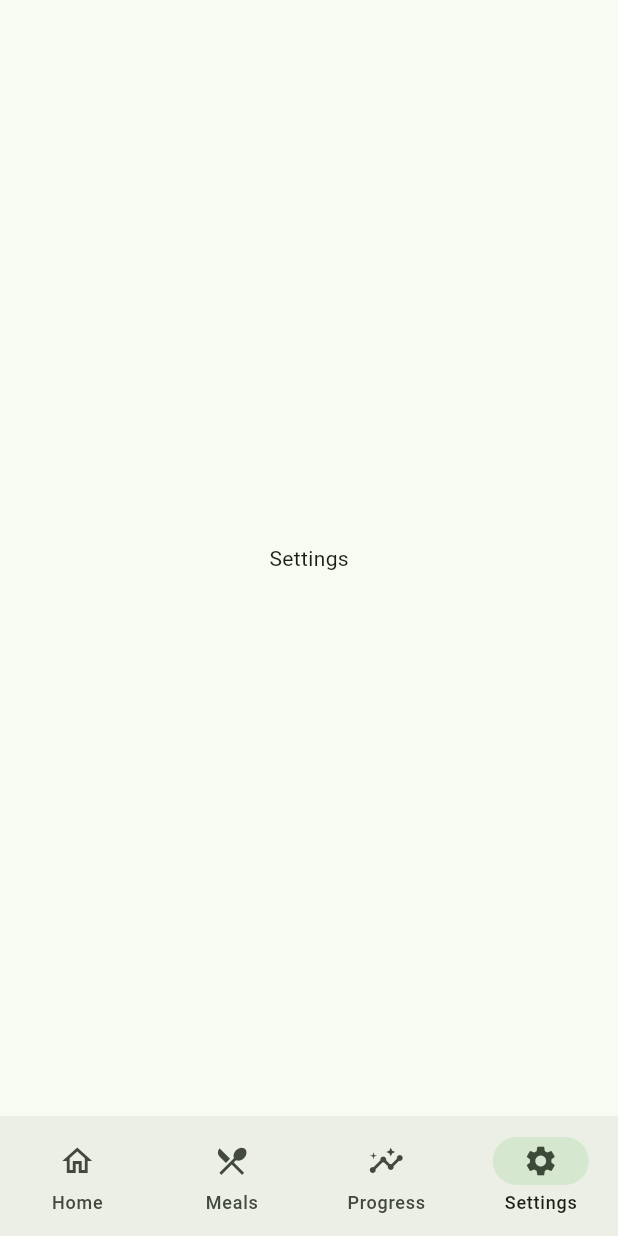
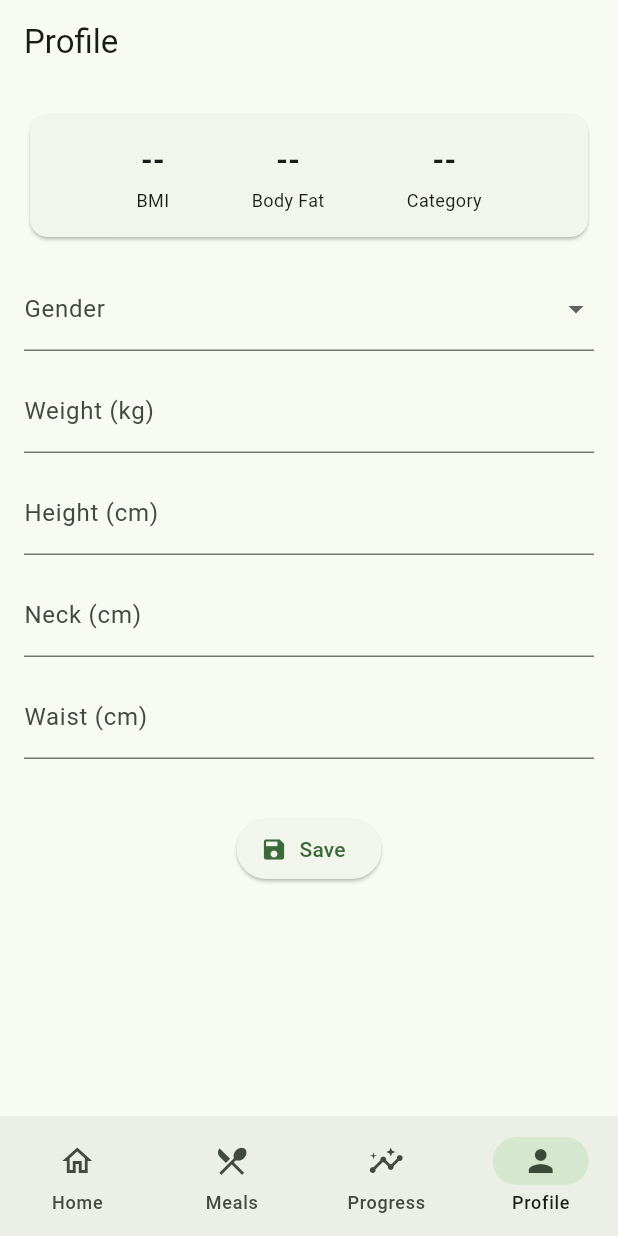
Before and after one commit to TomMcIver/Fitness-App, a Flutter app: the screen it shows after launch, item 4 of the bottom bar chosen, on a phone screen of 412 x 824 dp. Run offline on Flutter 3.47's test engine with Material 3 defaults, Android fonts, the phone set to English and light mode, and no system bars; our stand-ins replace flutter_riverpod.

Commit message:
profile form now calculates body-fat & hides hip field unless female

```diff
--- /dev/null
+++ b/lib/core/providers.dart
@@ -0,0 +1,74 @@
+import 'package:flutter_riverpod/flutter_riverpod.dart';
+import '../models/models.dart';
+import '../models/user_profile.dart';
+
+/// ------------------ USER PROFILE STATE ------------------------------------
+class UserProfileNotifier extends StateNotifier<UserProfile?> {
+  UserProfileNotifier() : super(null);
+
+  void setBasicInfo({
+    required Gender gender,
+    required double weightKg,
+    required double heightCm,
+  }) {
+    state = (state ??
+            UserProfile(
+              gender: gender,
+              weightKg: weightKg,
+              heightCm: heightCm,
+            ))
+        .copyWith(gender: gender, weightKg: weightKg, heightCm: heightCm);
+  }
+
+  void updateCircumference(String name, double valueCm) {
+    final cur = state;
+    if (cur == null) return;
+    final newCirc = Map<String, double>.from(cur.circumferences)..[name] = valueCm;
+    state = cur.copyWith(circumferences: newCirc);
+  }
+}
+
+final userProfileProvider =
+    StateNotifierProvider<UserProfileNotifier, UserProfile?>(
+        (ref) => UserProfileNotifier());
+
+final bmiProvider              = Provider<double?>((ref) => ref.watch(userProfileProvider)?.bmi);
+final bodyFatProvider          = Provider<double?>((ref) => ref.watch(userProfileProvider)?.bodyFatPercent);
+final bodyFatCategoryProvider  = Provider<String?>((ref) => ref.watch(userProfileProvider)?.bodyFatCategory);
+
+/// ------------------ NUTRITION STATE ---------------------------------------
+final nutritionGoalProvider = StateProvider<NutritionGoal?>((ref) => null);
+
+class DailyLogNotifier extends StateNotifier<DailyLog> {
+  DailyLogNotifier() : super(DailyLog(date: _today()));
+
+  void _roll() {
+    if (!_sameDay(state.date, DateTime.now())) {
+      state = DailyLog(date: _today());
+    }
+  }
+
+  void addMeal(Meal m) {
+    _roll();
+    state = state.copyWith(meals: [...state.meals, m]);
+  }
+}
+
+final dailyLogProvider =
+    StateNotifierProvider<DailyLogNotifier, DailyLog>((ref) => DailyLogNotifier());
+
+final macroProgressProvider = Provider<MacroProgress?>((ref) {
+  final log  = ref.watch(dailyLogProvider);
+  final goal = ref.watch(nutritionGoalProvider);
+  if (goal == null) return null;
+  double r(num v, num g) => g == 0 ? 0 : (v / g).clamp(0, 1);
+  return MacroProgress(
+    calories: r(log.calories, goal.calories),
+    protein:  r(log.protein,  goal.protein),
+    carbs:    r(log.carbs,    goal.carbs),
+    fat:      r(log.fat,      goal.fat),
+  );
+});
+
+DateTime _today() { final n = DateTime.now(); return DateTime(n.year, n.month, n.day); }
+bool _sameDay(DateTime a, DateTime b) => a.year == b.year && a.month == b.month && a.day == b.day;
--- /dev/null
+++ b/lib/features/profile/profile_page.dart
@@ -0,0 +1,223 @@
+import 'package:flutter/material.dart';
+import 'package:flutter_riverpod/flutter_riverpod.dart';
+
+import '../../models/models.dart';
+import '../../models/user_profile.dart';
+import '../../core/providers.dart';
+
+class ProfilePage extends ConsumerStatefulWidget {
+  const ProfilePage({super.key});
+  @override
+  ConsumerState<ProfilePage> createState() => _ProfilePageState();
+}
+
+class _ProfilePageState extends ConsumerState<ProfilePage> {
+  // form controllers
+  final _formKey   = GlobalKey<FormState>();
+  Gender? _gender;
+  final _weightCtl = TextEditingController();
+  final _heightCtl = TextEditingController();
+  final _neckCtl   = TextEditingController();
+  final _waistCtl  = TextEditingController();
+  final _hipCtl    = TextEditingController();
+
+  late final ProviderSubscription<UserProfile?> _sub;
+
+  @override
+  void initState() {
+    super.initState();
+    _hydrate(ref.read(userProfileProvider));
+
+    _sub = ref.listenManual<UserProfile?>(userProfileProvider, (_, next) {
+      _hydrate(next);
+    });
+  }
+
+  @override
+  void dispose() {
+    _sub.close();
+    _weightCtl.dispose();
+    _heightCtl.dispose();
+    _neckCtl.dispose();
+    _waistCtl.dispose();
+    _hipCtl.dispose();
+    super.dispose();
+  }
+
+  // ---- helpers -------------------------------------------------------------
+  void _hydrate(UserProfile? p) {
+    if (p == null) return;
+    setState(() {
+      _gender        ??= p.gender;
+      _weightCtl.text = p.weightKg.toString();
+      _heightCtl.text = p.heightCm.toStringAsFixed(0);
+      _neckCtl.text   = p.circumferences['neck'] ?.toString() ?? '';
+      _waistCtl.text  = p.circumferences['waist']?.toString() ?? '';
+      _hipCtl.text    = p.circumferences['hip']  ?.toString() ?? '';
+    });
+  }
+
+  Widget _numField(TextEditingController ctl,
+      {required String label,
+      double? min,
+      double? max,
+      bool required = true}) {
+    return TextFormField(
+      controller: ctl,
+      keyboardType: const TextInputType.numberWithOptions(decimal: true),
+      decoration: InputDecoration(labelText: label),
+      validator: (value) {
+        if (!required && (value == null || value.isEmpty)) return null;
+        final v = double.tryParse(value ?? '');
+        if (v == null) return 'Enter a number';
+        if (min != null && v < min) return 'Min $min';
+        if (max != null && v > max) return 'Max $max';
+        return null;
+      },
+    );
+  }
+
+  // ---- save ----------------------------------------------------------------
+  void _onSave() async {
+    if (!_formKey.currentState!.validate()) return;
+
+    final g = _gender!;
+    final weight = double.parse(_weightCtl.text);
+    final height = double.parse(_heightCtl.text);
+    final neck = double.parse(_neckCtl.text);
+    final waist = double.parse(_waistCtl.text);
+
+    final notifier = ref.read(userProfileProvider.notifier);
+
+    // Set basic info
+    notifier.setBasicInfo(gender: g, weightKg: weight, heightCm: height);
+
+    // Update circumferences
+    notifier.updateCircumference('neck', neck);
+    notifier.updateCircumference('waist', waist);
+
+    if (g == Gender.female) {
+      final hip = double.parse(_hipCtl.text);
+      notifier.updateCircumference('hip', hip);
+    } else {
+      // clear hip if previously set
+      notifier.updateCircumference('hip', 0);
+    }
+
+    // Force a state update to trigger dependent providers
+    await Future.delayed(const Duration(milliseconds: 100));
+
+    // Refresh the providers to ensure calculations are updated
+    ref.invalidate(bmiProvider);
+    ref.invalidate(bodyFatProvider);
+    ref.invalidate(bodyFatCategoryProvider);
+
+    // create rough calorie goal if missing
+    if (ref.read(nutritionGoalProvider) == null) {
+      final kcal = (weight * 30).round();
+      ref.read(nutritionGoalProvider.notifier).state = NutritionGoal(
+        calories: kcal,
+        protein : weight * 1.6,
+        carbs   : weight * 4,
+        fat     : weight * 0.9,
+      );
+    }
+
+    ScaffoldMessenger.of(context)
+        .showSnackBar(const SnackBar(content: Text('Profile saved ✔')));
+  }
+
+  // ---- build ---------------------------------------------------------------
+  @override
+  Widget build(BuildContext context) {
+    final bmi   = ref.watch(bmiProvider)?.toStringAsFixed(1);
+    final bf    = ref.watch(bodyFatProvider)?.toStringAsFixed(1);
+    final bfCat = ref.watch(bodyFatCategoryProvider);
+
+    final isFemale = _gender == Gender.female;
+
+    return Scaffold(
+      appBar: AppBar(title: const Text('Profile')),
+      body: SingleChildScrollView(
+        padding: const EdgeInsets.all(16),
+        child: Column(
+          crossAxisAlignment: CrossAxisAlignment.start,
+          children: [
+            _MetricsCard(bmi: bmi, bodyFat: bf, bodyFatCategory: bfCat),
+            const SizedBox(height: 16),
+            Form(
+              key: _formKey,
+              child: Column(
+                children: [
+                  DropdownButtonFormField<Gender>(
+                    value: _gender,
+                    decoration: const InputDecoration(labelText: 'Gender'),
+                    items: const [
+                      DropdownMenuItem(value: Gender.male,   child: Text('Male')),
+                      DropdownMenuItem(value: Gender.female, child: Text('Female')),
+                    ],
+                    onChanged: (g) => setState(() {
+                      _gender = g;
+                      if (g != Gender.female) _hipCtl.clear();
+                    }),
+                    validator: (v) => v == null ? 'Required' : null,
+                  ),
+                  const SizedBox(height: 12),
+                  _numField(_weightCtl, label: 'Weight (kg)', min: 20,  max: 300),
+                  const SizedBox(height: 12),
+                  _numField(_heightCtl, label: 'Height (cm)', min: 100, max: 250),
+                  const SizedBox(height: 12),
+                  _numField(_neckCtl,  label: 'Neck (cm)', min: 10, max: 100),
+                  const SizedBox(height: 12),
+                  _numField(_waistCtl, label: 'Waist (cm)', min: 40, max: 200),
+                  const SizedBox(height: 12),
+                  if (isFemale)
+                    _numField(_hipCtl, label: 'Hip (cm)', min: 50, max: 200),
+                  const SizedBox(height: 24),
+                  ElevatedButton.icon(
+                    onPressed: _onSave,
+                    icon: const Icon(Icons.save),
+                    label: const Text('Save'),
+                  ),
+                ],
+              ),
+            ),
+          ],
+        ),
+      ),
+    );
+  }
+}
+
+// ---- metric card -----------------------------------------------------------
+class _MetricsCard extends StatelessWidget {
+  final String? bmi, bodyFat, bodyFatCategory;
+  const _MetricsCard({this.bmi, this.bodyFat, this.bodyFatCategory});
+
+  @override
+  Widget build(BuildContext context) {
+    return Card(
+      child: Padding(
+        padding: const EdgeInsets.all(16),
+        child: Row(
+          mainAxisAlignment: MainAxisAlignment.spaceEvenly,
+          children: [
+            _metric('BMI',      bmi),
+            _metric('Body Fat', bodyFat != null ? '$bodyFat%' : null),
+            _metric('Category', bodyFatCategory),
+          ],
+        ),
+      ),
+    );
+  }
+
+  Widget _metric(String label, String? value) => Column(
+        mainAxisSize: MainAxisSize.min,
+        children: [
+          Text(value ?? '--',
+              style: const TextStyle(fontSize: 20, fontWeight: FontWeight.bold)),
+          const SizedBox(height: 4),
+          Text(label, style: const TextStyle(fontSize: 12)),
+        ],
+      );
+}
--- a/lib/main.dart
+++ b/lib/main.dart
@@ -1,7 +1,10 @@
+// lib/main.dart
 import 'package:flutter/material.dart';
 import 'package:flutter_riverpod/flutter_riverpod.dart';
 
-void main() => runApp(const NutriPulseApp());
+import 'features/profile/profile_page.dart';
+
+void main() => runApp(const ProviderScope(child: NutriPulseApp()));
 
 class NutriPulseApp extends StatelessWidget {
   const NutriPulseApp({super.key});
@@ -21,10 +24,6 @@
   }
 }
 
-/// ---------------------------------------------------------------------------
-/// Bottom‑nav shell with four stub pages.
-/// Replace the placeholder widgets as you build out features.
-/// ---------------------------------------------------------------------------
 class _HomeShell extends StatefulWidget {
   const _HomeShell({super.key});
 
@@ -39,7 +38,7 @@
     DashboardPage(),
     MealsPage(),
     ProgressPage(),
-    SettingsPage(),
+    ProfilePage(), // ← profile tab
   ];
 
   @override
@@ -53,19 +52,23 @@
           NavigationDestination(
             icon: Icon(Icons.home_outlined),
             selectedIcon: Icon(Icons.home),
-              label: 'Home'),
+            label: 'Home',
+          ),
           NavigationDestination(
             icon: Icon(Icons.restaurant_menu_outlined),
             selectedIcon: Icon(Icons.restaurant_menu),
-              label: 'Meals'),
+            label: 'Meals',
+          ),
           NavigationDestination(
             icon: Icon(Icons.insights_outlined),
             selectedIcon: Icon(Icons.insights),
-              label: 'Progress'),
+            label: 'Progress',
+          ),
           NavigationDestination(
-              icon: Icon(Icons.settings_outlined),
-              selectedIcon: Icon(Icons.settings),
-              label: 'Settings'),
+            icon: Icon(Icons.person_outline),
+            selectedIcon: Icon(Icons.person),
+            label: 'Profile',
+          ),
         ],
       ),
     );
@@ -75,36 +78,21 @@
 // ------------------------------ Stub pages -------------------------------
 class DashboardPage extends StatelessWidget {
   const DashboardPage({super.key});
-
   @override
-  Widget build(BuildContext context) {
-    return const Center(child: Text('Dashboard'));
-  }
+  Widget build(BuildContext context) =>
+      const Center(child: Text('Dashboard'));
 }
 
 class MealsPage extends StatelessWidget {
   const MealsPage({super.key});
-
   @override
-  Widget build(BuildContext context) {
-    return const Center(child: Text('Meals'));
-  }
+  Widget build(BuildContext context) =>
+      const Center(child: Text('Meals'));
 }
 
 class ProgressPage extends StatelessWidget {
   const ProgressPage({super.key});
-
   @override
-  Widget build(BuildContext context) {
-    return const Center(child: Text('Progress'));
+  Widget build(BuildContext context) =>
+      const Center(child: Text('Progress'));
 }
-}
-
-class SettingsPage extends StatelessWidget {
-  const SettingsPage({super.key});
-
-  @override
-  Widget build(BuildContext context) {
-    return const Center(child: Text('Settings'));
-  }
-}
--- /dev/null
+++ b/lib/models/user_profile.dart
@@ -0,0 +1,71 @@
+import 'dart:math' as math;
+
+enum Gender { male, female, other }
+
+class UserProfile {
+  final Gender gender;
+  final double weightKg;
+  final double heightCm;
+  final Map<String, double> circumferences;
+  final DateTime updatedAt;
+
+   UserProfile({
+    required this.gender,
+    required this.weightKg,
+    required this.heightCm,
+    this.circumferences = const {},
+    DateTime? updatedAt,
+  }) : updatedAt = updatedAt ?? DateTime.now();
+
+  double get bmi => weightKg / math.pow(heightCm / 100, 2);
+
+  double? get bodyFatPercent {
+    final neck  = circumferences['neck'];
+    final waist = circumferences['waist'];
+    if (gender == Gender.male) {
+      if (neck == null || waist == null) return null;
+      return 86.010 * _log10(waist - neck) - 70.041 * _log10(heightCm) + 36.76;
+    } else {
+      final hip = circumferences['hip'];
+      if (neck == null || waist == null || hip == null) return null;
+      return 163.205 * _log10(waist + hip - neck) -
+             97.684 * _log10(heightCm) - 78.387;
+    }
+  }
+
+  String? get bodyFatCategory {
+    final bf = bodyFatPercent;
+    if (bf == null) return null;
+    if (gender == Gender.male) {
+      if (bf < 6)  return 'Essential';
+      if (bf < 14) return 'Athlete';
+      if (bf < 18) return 'Fit';
+      if (bf < 25) return 'Average';
+      return 'Obese';
+    } else {
+      if (bf < 14) return 'Essential';
+      if (bf < 21) return 'Athlete';
+      if (bf < 25) return 'Fit';
+      if (bf < 32) return 'Average';
+      return 'Obese';
+    }
+  }
+
+  UserProfile copyWith({
+    Gender? gender,
+    double? weightKg,
+    double? heightCm,
+    Map<String, double>? circumferences,
+    DateTime? updatedAt,
+  }) {
+    return UserProfile(
+      gender: gender ?? this.gender,
+      weightKg: weightKg ?? this.weightKg,
+      heightCm: heightCm ?? this.heightCm,
+      circumferences: circumferences ?? this.circumferences,
+      updatedAt: updatedAt ?? DateTime.now(),
+    );
+  }
+
+  double _log10(num x) => math.log(x) / math.ln10;
+}
--- a/pubspec.yaml
+++ b/pubspec.yaml
@@ -35,6 +35,7 @@ dependencies:
   # Use with the CupertinoIcons class for iOS style icons.
   cupertino_icons: ^1.0.8
   flutter_riverpod: ^2.6.1
+  uuid: ^4.5.1
 
 dev_dependencies:
   flutter_test:
```
Also changed, not shown: lib/features/core/providers.dart (deleted, +0 -78 lines), lib/models/models.dart (+21 -55 lines), pubspec.lock. Lines whose indentation alone changed are shown as unchanged.
